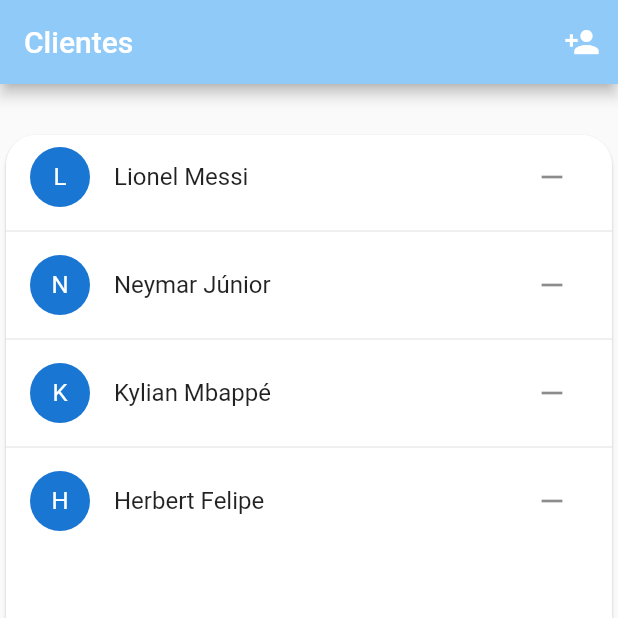
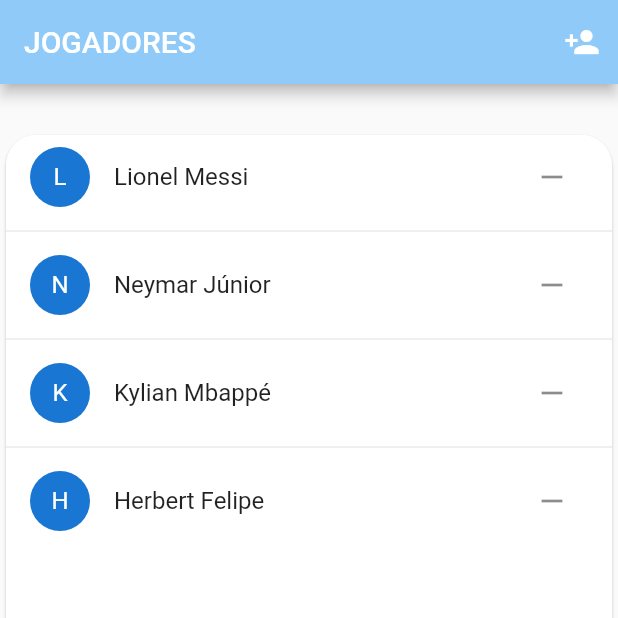
Before and after one commit to HERBERT-EMIDIO/Flutter_Bloc, a Flutter app: the screen it shows after launch, on a phone screen of 412 x 824 dp, the top half of it. Run offline on Flutter 3.47's test engine with Material 2 defaults, Android fonts, the phone set to English and light mode, and no system bars; our stand-ins replace bloc, flutter_bloc.

Commit message:
mudando_nome_appBar_JOGADORES

```diff
--- a/lib/clients_page.dart
+++ b/lib/clients_page.dart
@@ -39,7 +39,7 @@ class _ClientsPageState extends State<ClientsPage> {
   Widget build(BuildContext context) {
     return Scaffold(
       appBar: AppBar(
-        title: Text('Clientes'),
+        title: Text('JOGADORES'),
         backgroundColor: Colors.blue[200],
         actions: [
           IconButton(
```
